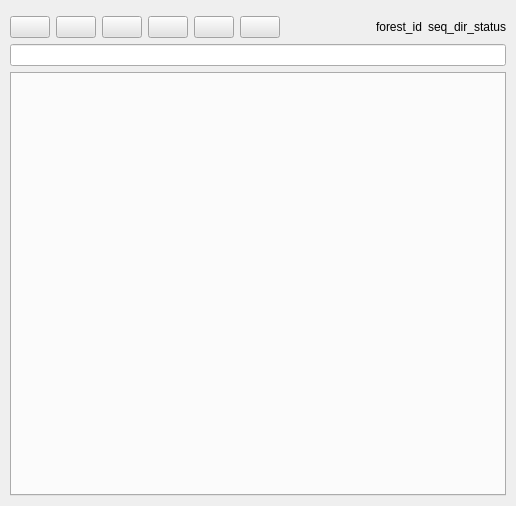
Before: the Qt Designer form qsequoia2/qsequoia2_dockwidget.ui in SequoiApp/Qsequoia2, drawn with Qt 5.
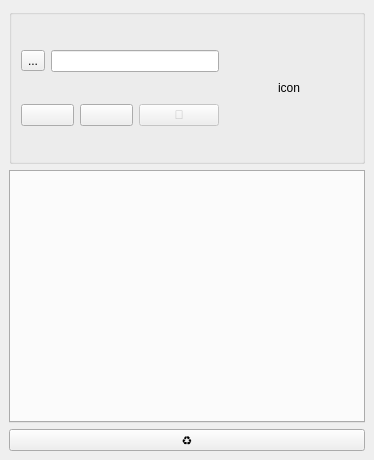
After: the same form once the commit is applied. Icons and pictures are not drawn. Custom widgets are drawn as their Qt base class.

Commit message: normalize file case

```diff
--- a/qsequoia2/qsequoia2_dockwidget.ui
+++ b/qsequoia2/qsequoia2_dockwidget.ui
@@ -6,14 +6,14 @@
    <rect>
     <x>0</x>
     <y>0</y>
-    <width>516</width>
-    <height>506</height>
+    <width>374</width>
+    <height>460</height>
    </rect>
   </property>
   <property name="minimumSize">
    <size>
-    <width>392</width>
-    <height>288</height>
+    <width>374</width>
+    <height>460</height>
    </size>
   </property>
   <property name="windowIcon">
@@ -25,138 +25,95 @@
   </property>
   <widget class="QWidget" name="dockWidgetContents">
    <layout class="QVBoxLayout" name="main_layout">
-    <property name="leftMargin">
-     <number>10</number>
-    </property>
-    <property name="topMargin">
-     <number>10</number>
-    </property>
-    <property name="rightMargin">
-     <number>10</number>
-    </property>
-    <property name="bottomMargin">
-     <number>10</number>
-    </property>
     <item>
-     <layout class="QHBoxLayout" name="hbox_button_container">
-      <property name="topMargin">
-       <number>6</number>
+     <widget class="QGroupBox" name="groupBox_3">
+      <property name="title">
+       <string/>
       </property>
+      <layout class="QHBoxLayout" name="projectLayout">
       <item>
-       <widget class="QPushButton" name="btn_sequoia">
+        <layout class="QVBoxLayout" name="projectLeft">
+         <item>
+          <layout class="QHBoxLayout" name="horizontalLayout">
+           <item>
+            <widget class="QToolButton" name="project_folder">
         <property name="toolTip">
-         <string>Sequoia2</string>
-        </property>
-        <property name="styleSheet">
-         <string notr="true">background-color: rgb(227, 227, 227);</string>
-        </property>
+              <string>Choisir un dossier de projet</string>
+             </property>
         <property name="text">
-         <string/>
+              <string>...</string>
         </property>
        </widget>
       </item>
       <item>
-       <widget class="QPushButton" name="btn_issue">
+            <widget class="QLineEdit" name="name">
         <property name="toolTip">
-         <string>Signaler un problème</string>
-        </property>
-        <property name="styleSheet">
-         <string notr="true">background-color: rgb(227, 227, 227);</string>
-        </property>
-        <property name="text">
-         <string/>
-        </property>
-       </widget>
-      </item>
+              <string>Nom de projet</string>
+             </property>
+            </widget>
+           </item>
+          </layout>
+         </item>
       <item>
-       <widget class="QPushButton" name="btn_settings">
-        <property name="toolTip">
-         <string>Paramètres</string>
-        </property>
-        <property name="styleSheet">
-         <string notr="true">background-color: rgb(227, 227, 227);</string>
-        </property>
-        <property name="text">
-         <string/>
-        </property>
-       </widget>
+          <layout class="QHBoxLayout" name="project_suggest"/>
       </item>
       <item>
-       <widget class="QPushButton" name="btn_reload">
+          <layout class="QHBoxLayout" name="horizontalLayout_2">
+           <item>
+            <widget class="QPushButton" name="setstyle">
         <property name="toolTip">
-         <string>Recharger le plugin</string>
-        </property>
-        <property name="styleSheet">
-         <string notr="true">background-color: rgb(227, 227, 227);</string>
-        </property>
-        <property name="text">
-         <string/>
-        </property>
+              <string>Paramètres généraux</string>
+             </property>
        </widget>
       </item>
       <item>
-       <widget class="QPushButton" name="btn_select_seq_dir">
-        <property name="sizePolicy">
-         <sizepolicy hsizetype="Minimum" vsizetype="Fixed">
-          <horstretch>0</horstretch>
-          <verstretch>0</verstretch>
-         </sizepolicy>
-        </property>
+            <widget class="QPushButton" name="add_project">
         <property name="toolTip">
-         <string>Sélectionner un dosssier</string>
-        </property>
-        <property name="styleSheet">
-         <string notr="true">background-color: rgb(227, 227, 227);</string>
-        </property>
-        <property name="text">
-         <string/>
+              <string>Créer un nouveau projet</string>
         </property>
        </widget>
       </item>
       <item>
        <widget class="QPushButton" name="btn_open_seq_dir">
+             <property name="enabled">
+              <bool>false</bool>
+             </property>
         <property name="toolTip">
-         <string>Ouvrir le dossier sélectionné</string>
-        </property>
-        <property name="styleSheet">
-         <string notr="true">background-color: rgb(227, 227, 227);</string>
-        </property>
+              <string>Ouvrir le dossier courant</string>
+             </property>
         <property name="text">
-         <string/>
+              <string>📁</string>
         </property>
        </widget>
       </item>
+          </layout>
+         </item>
+        </layout>
+       </item>
       <item>
-       <spacer name="horizontalSpacer">
-        <property name="orientation">
-         <enum>Qt::Horizontal</enum>
-        </property>
-        <property name="sizeHint" stdset="0">
+        <widget class="QLabel" name="icon">
+         <property name="minimumSize">
+          <size>
+           <width>128</width>
+           <height>128</height>
+          </size>
+         </property>
+         <property name="maximumSize">
          <size>
-          <width>40</width>
-          <height>20</height>
-         </size>
-        </property>
-       </spacer>
-      </item>
-      <item>
-       <widget class="QLabel" name="lbl_forest_id">
+           <width>128</width>
+           <height>128</height>
+          </size>
+         </property>
         <property name="text">
-         <string>forest_id</string>
-        </property>
-       </widget>
-      </item>
-      <item>
-       <widget class="QLabel" name="lbl_seq_dir_status">
-        <property name="text">
-         <string>seq_dir_status</string>
+          <string>icon</string>
+         </property>
+         <property name="alignment">
+          <set>Qt::AlignCenter</set>
         </property>
        </widget>
       </item>
      </layout>
-    </item>
-    <item>
-     <widget class="QLineEdit" name="le_seq_search"/>
+     </widget>
     </item>
     <item>
      <widget class="QTabWidget" name="tabWidget">
@@ -165,6 +122,19 @@
       </property>
      </widget>
     </item>
+    <item>
+     <widget class="QToolButton" name="reload">
+      <property name="sizePolicy">
+       <sizepolicy hsizetype="Expanding" vsizetype="Fixed">
+        <horstretch>0</horstretch>
+        <verstretch>0</verstretch>
+       </sizepolicy>
+      </property>
+      <property name="text">
+       <string>♻️</string>
+      </property>
+     </widget>
+    </item>
    </layout>
   </widget>
  </widget>
```
Lines whose indentation alone changed are shown as unchanged. The commit also changes 1 other file.
